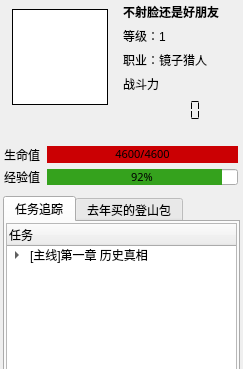
This is src/coeus/coeus_client_qt/game_statusbar_widget.ui in AngryPowman/Coeus as Qt 5 draws it before an edit; both pictures show x 0 to 243 and y 0 to 369 of the 243 by 682 pixel window. The edited form follows.
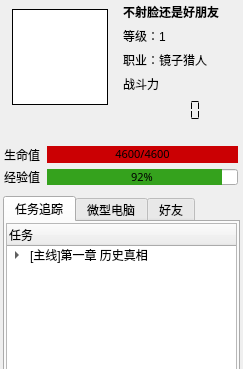
This is the edited form. Icons and pictures are not drawn.

```diff
--- a/src/coeus/coeus_client_qt/game_statusbar_widget.ui
+++ b/src/coeus/coeus_client_qt/game_statusbar_widget.ui
@@ -519,7 +519,12 @@
      </widget>
      <widget class="QWidget" name="tab">
       <attribute name="title">
-       <string>去年买的登山包</string>
+       <string>微型电脑</string>
+      </attribute>
+     </widget>
+     <widget class="QWidget" name="">
+      <attribute name="title">
+       <string>好友</string>
       </attribute>
      </widget>
     </widget>
```
